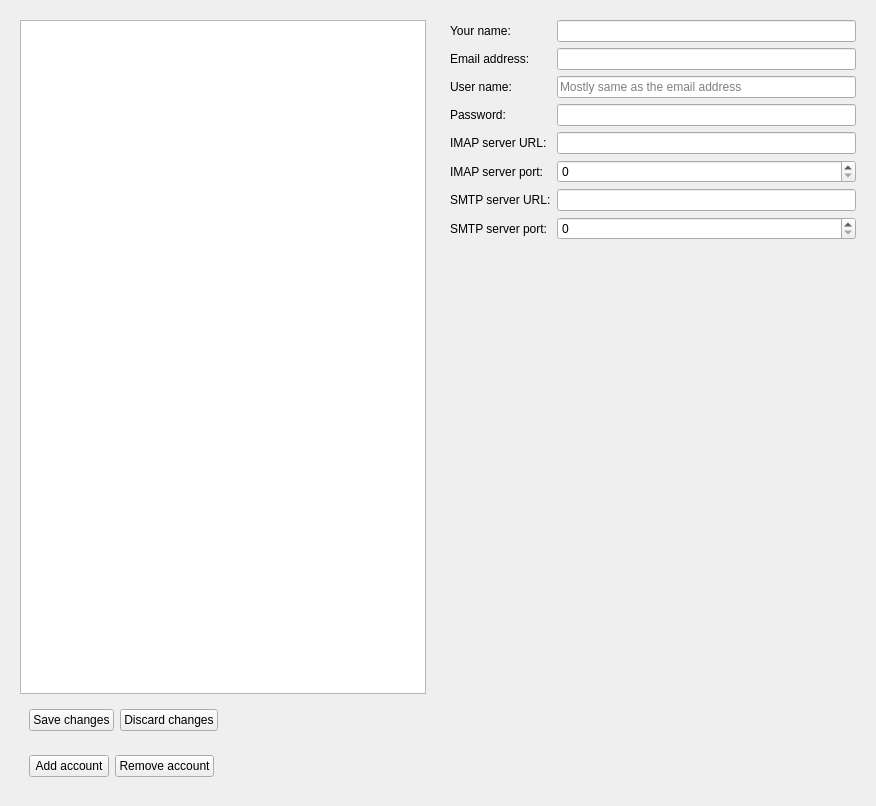
honza-c/otter-browser, file src/ui/preferences/PreferencesEmailPageWidget.ui: the form before one commit.
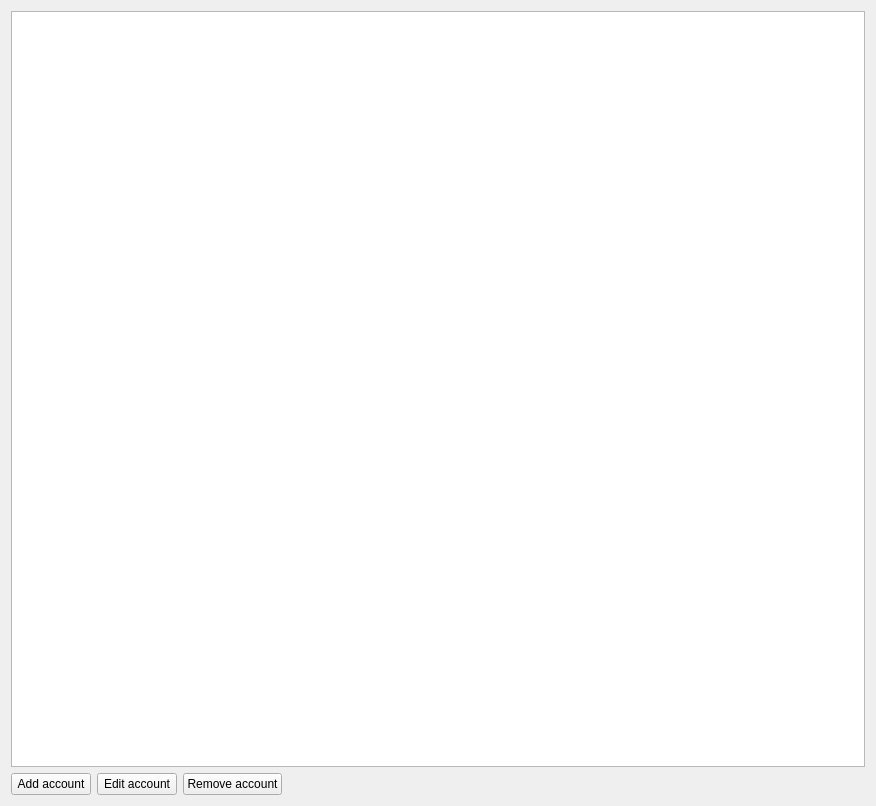
The form after the commit. Custom widgets are drawn as their Qt base class.

Commit message: rewritten dialog for editing email accounts, added support for different user name to smtp and imap servers, added support for not-encrypted smtp and imap connections, fixes bugs

What changed in the file:
```diff
--- a/src/ui/preferences/PreferencesEmailPageWidget.ui
+++ b/src/ui/preferences/PreferencesEmailPageWidget.ui
@@ -15,56 +15,26 @@
   </property>
   <layout class="QVBoxLayout" name="verticalLayout_2">
    <item>
-    <layout class="QHBoxLayout" name="horizontalLayout_3">
-     <item>
-      <widget class="QWidget" name="accountListAndActionButtonsWidget" native="true">
        <layout class="QVBoxLayout" name="verticalLayout">
         <item>
          <widget class="QListView" name="emailAccountsListView"/>
         </item>
         <item>
-         <widget class="QWidget" name="saveAndDiscardChangesButtons" native="true">
           <layout class="QHBoxLayout" name="horizontalLayout">
            <item>
-            <widget class="QPushButton" name="saveChangesButton">
-             <property name="text">
-              <string>Save changes</string>
-             </property>
-            </widget>
-           </item>
-           <item>
-            <widget class="QPushButton" name="discardChangesButton">
-             <property name="text">
-              <string>Discard changes</string>
-             </property>
-            </widget>
-           </item>
-           <item>
-            <spacer name="horizontalSpacer">
-             <property name="orientation">
-              <enum>Qt::Horizontal</enum>
-             </property>
-             <property name="sizeHint" stdset="0">
-              <size>
-               <width>40</width>
-               <height>20</height>
-              </size>
-             </property>
-            </spacer>
-           </item>
-          </layout>
-         </widget>
-        </item>
-        <item>
-         <widget class="QWidget" name="addAndRemoveAccountButtons" native="true">
-          <layout class="QHBoxLayout" name="horizontalLayout_2">
-           <item>
             <widget class="QPushButton" name="addAccountButton">
              <property name="text">
               <string>Add account</string>
              </property>
             </widget>
            </item>
+       <item>
+        <widget class="QPushButton" name="editAccountButton">
+         <property name="text">
+          <string>Edit account</string>
+         </property>
+        </widget>
+       </item>
            <item>
             <widget class="QPushButton" name="removeAccountButton">
              <property name="text">
@@ -73,7 +43,7 @@
             </widget>
            </item>
            <item>
-            <spacer name="horizontalSpacer_2">
+        <spacer name="horizontalSpacer">
              <property name="orientation">
               <enum>Qt::Horizontal</enum>
              </property>
@@ -86,152 +56,11 @@
             </spacer>
            </item>
           </layout>
-         </widget>
-        </item>
-       </layout>
-      </widget>
-     </item>
-     <item>
-      <widget class="QWidget" name="emailAccountDetailsWidget" native="true">
-       <layout class="QGridLayout" name="gridLayout">
-        <item row="4" column="0">
-         <widget class="QLabel" name="imapServerUrlLabel">
-          <property name="text">
-           <string>IMAP server URL:</string>
-          </property>
-         </widget>
-        </item>
-        <item row="4" column="1">
-         <widget class="Otter::LineEditWidget" name="imapServerUrlLineEditWidget"/>
-        </item>
-        <item row="5" column="0">
-         <widget class="QLabel" name="imapServerPortLabel">
-          <property name="text">
-           <string>IMAP server port:</string>
-          </property>
-         </widget>
-        </item>
-        <item row="5" column="1">
-         <widget class="QSpinBox" name="imapServerPortSpinBox">
-          <property name="maximum">
-           <number>65535</number>
-          </property>
-         </widget>
-        </item>
-        <item row="6" column="0">
-         <widget class="QLabel" name="smtpServerUrlLabel">
-          <property name="text">
-           <string>SMTP server URL:</string>
-          </property>
-         </widget>
-        </item>
-        <item row="7" column="0">
-         <widget class="QLabel" name="smtpServerPortLabel">
-          <property name="text">
-           <string>SMTP server port:</string>
-          </property>
-         </widget>
-        </item>
-        <item row="7" column="1">
-         <widget class="QSpinBox" name="smtpServerPortSpinBox">
-          <property name="maximum">
-           <number>65535</number>
-          </property>
-         </widget>
-        </item>
-        <item row="6" column="1">
-         <widget class="Otter::LineEditWidget" name="smtpServerUrlLineEditWidget"/>
-        </item>
-        <item row="3" column="1">
-         <widget class="Otter::LineEditWidget" name="passwordLineEditWidget">
-          <property name="echoMode">
-           <enum>QLineEdit::Password</enum>
-          </property>
-         </widget>
-        </item>
-        <item row="0" column="1">
-         <widget class="Otter::LineEditWidget" name="yourNameLineEditWidget"/>
-        </item>
-        <item row="3" column="0">
-         <widget class="QLabel" name="passwordLabel">
-          <property name="text">
-           <string>Password:</string>
-          </property>
-         </widget>
-        </item>
-        <item row="2" column="1">
-         <widget class="Otter::LineEditWidget" name="userNameLineEditWidget">
-          <property name="placeholderText">
-           <string>Mostly same as the email address</string>
-          </property>
-         </widget>
-        </item>
-        <item row="1" column="1">
-         <widget class="Otter::LineEditWidget" name="emailAddressLineEditWidget"/>
-        </item>
-        <item row="1" column="0">
-         <widget class="QLabel" name="emailAddressLabel">
-          <property name="text">
-           <string>Email address:</string>
-          </property>
-         </widget>
-        </item>
-        <item row="0" column="0">
-         <widget class="QLabel" name="yourNameLabel">
-          <property name="text">
-           <string>Your name:</string>
-          </property>
-         </widget>
-        </item>
-        <item row="2" column="0">
-         <widget class="QLabel" name="userNameLabel">
-          <property name="text">
-           <string>User name:</string>
-          </property>
-         </widget>
-        </item>
-        <item row="8" column="1">
-         <spacer name="verticalSpacer">
-          <property name="orientation">
-           <enum>Qt::Vertical</enum>
-          </property>
-          <property name="sizeHint" stdset="0">
-           <size>
-            <width>20</width>
-            <height>40</height>
-           </size>
-          </property>
-         </spacer>
-        </item>
-       </layout>
-      </widget>
-     </item>
-    </layout>
-   </item>
-  </layout>
- </widget>
- <customwidgets>
-  <customwidget>
-   <class>Otter::LineEditWidget</class>
-   <extends>QLineEdit</extends>
-   <header>src/ui/LineEditWidget.h</header>
-  </customwidget>
- </customwidgets>
- <tabstops>
-  <tabstop>emailAccountsListView</tabstop>
-  <tabstop>saveChangesButton</tabstop>
-  <tabstop>discardChangesButton</tabstop>
-  <tabstop>addAccountButton</tabstop>
-  <tabstop>removeAccountButton</tabstop>
-  <tabstop>yourNameLineEditWidget</tabstop>
-  <tabstop>emailAddressLineEditWidget</tabstop>
-  <tabstop>userNameLineEditWidget</tabstop>
-  <tabstop>passwordLineEditWidget</tabstop>
-  <tabstop>imapServerUrlLineEditWidget</tabstop>
-  <tabstop>imapServerPortSpinBox</tabstop>
-  <tabstop>smtpServerUrlLineEditWidget</tabstop>
-  <tabstop>smtpServerPortSpinBox</tabstop>
- </tabstops>
+     </item>
+    </layout>
+   </item>
+  </layout>
+ </widget>
  <resources/>
  <connections/>
 </ui>
```
Lines whose indentation alone changed are shown as unchanged. The commit also changes 17 other files.
